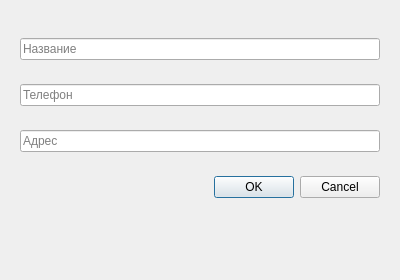
This is AutoParts/Client/View/supplierdialog.ui in vixz0987/auto-parts as Qt 5 draws it before an edit. The edited form follows.
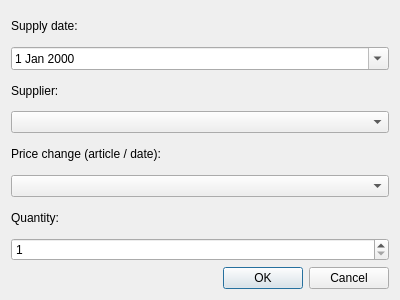
This is the edited form.

What changed in the file:
```diff
--- a/AutoParts/Client/View/supplierdialog.ui
+++ b/AutoParts/Client/View/supplierdialog.ui
@@ -7,41 +7,48 @@
     <x>0</x>
     <y>0</y>
     <width>400</width>
-    <height>280</height>
+    <height>300</height>
    </rect>
   </property>
   <property name="windowTitle">
-   <string>Поставщик</string>
-  </property>
-  <widget class="QWidget" name="">
-   <property name="geometry">
-    <rect>
-     <x>20</x>
-     <y>20</y>
-     <width>360</width>
-     <height>200</height>
-    </rect>
+   <string>Supply</string>
    </property>
    <layout class="QVBoxLayout" name="verticalLayout">
     <item>
-     <widget class="QLineEdit" name="lineName">
-      <property name="placeholderText">
-       <string>Название</string>
-      </property>
+    <widget class="QLabel" name="labelDate">
+     <property name="text"><string>Supply date:</string></property>
      </widget>
     </item>
     <item>
-     <widget class="QLineEdit" name="linePhone">
-      <property name="placeholderText">
-       <string>Телефон</string>
-      </property>
+    <widget class="QDateEdit" name="dateEdit">
+     <property name="calendarPopup"><bool>true</bool></property>
      </widget>
     </item>
     <item>
-     <widget class="QLineEdit" name="lineAddress">
-      <property name="placeholderText">
-       <string>Адрес</string>
-      </property>
+    <widget class="QLabel" name="labelSupplier">
+     <property name="text"><string>Supplier:</string></property>
+    </widget>
+   </item>
+   <item>
+    <widget class="QComboBox" name="comboSupplier"/>
+   </item>
+   <item>
+    <widget class="QLabel" name="labelPriceChange">
+     <property name="text"><string>Price change (article / date):</string></property>
+    </widget>
+   </item>
+   <item>
+    <widget class="QComboBox" name="comboPriceChange"/>
+   </item>
+   <item>
+    <widget class="QLabel" name="labelQuantity">
+     <property name="text"><string>Quantity:</string></property>
+    </widget>
+   </item>
+   <item>
+    <widget class="QSpinBox" name="spinQuantity">
+     <property name="minimum"><number>1</number></property>
+     <property name="maximum"><number>999999</number></property>
      </widget>
     </item>
     <item>
@@ -52,7 +59,6 @@
      </widget>
     </item>
    </layout>
-  </widget>
  </widget>
  <resources/>
  <connections/>
```
Left out of the diff: 4 changed lines with no effect on the pictures. Lines whose indentation alone changed are shown as unchanged.
